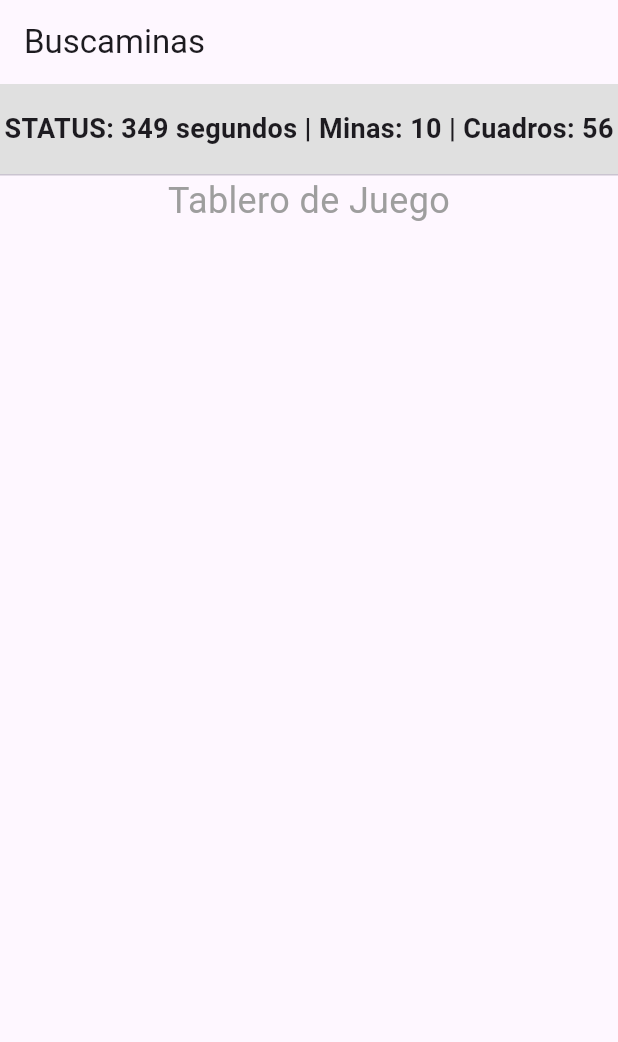
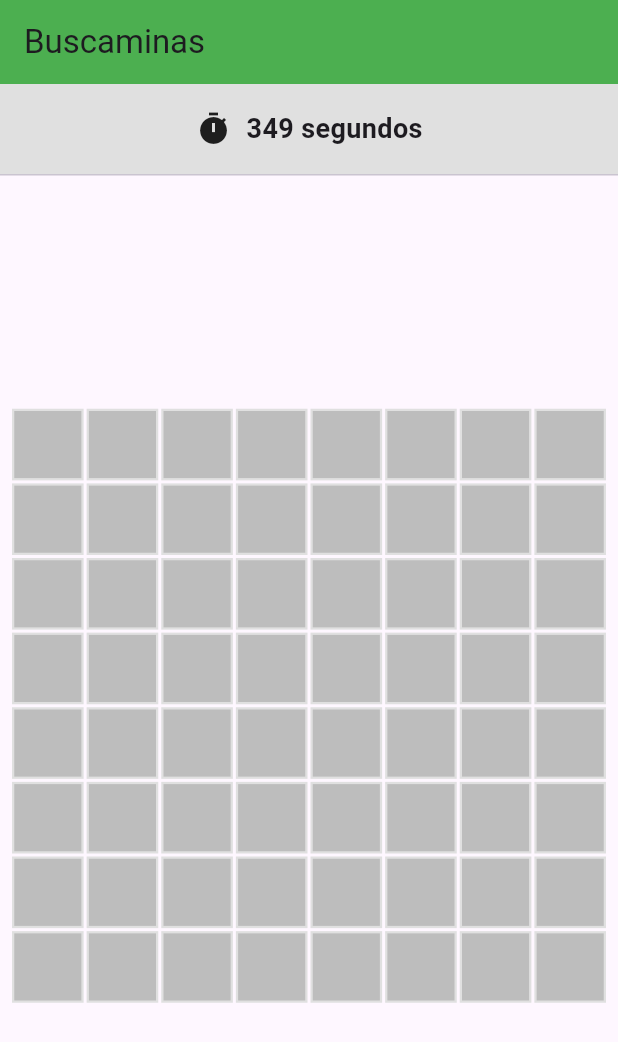
Before and after one commit to RenaLG5/3479A321_2023479013, a Flutter app: the screen it shows after launch, on a phone screen of 412 x 824 dp. Shown: the top 1042 px of the screen. Run offline on Flutter 3.47's test engine with Material 3 defaults, Android fonts, the phone set to English and light mode, and no system bars.

Commit message:
Refactorizacion del tablero creando widget minecell

```diff
--- a/lib/main.dart
+++ b/lib/main.dart
@@ -21,7 +21,10 @@ class MinesweeperScreen extends StatelessWidget {
   @override
   Widget build(BuildContext context) {
     return Scaffold(
-      appBar: AppBar(title: const Text('Buscaminas')),
+      appBar: AppBar(
+        backgroundColor: Colors.green,
+        title: const Text('Buscaminas'),
+      ),
       body: SafeArea(
         // Protege la UI de los bordes del dispositivo
         child: Column(
@@ -31,22 +34,26 @@ class MinesweeperScreen extends StatelessWidget {
             Container(
               height: 60,
               color: Colors.grey[300],
-              child: const Center(
-                child: Text(
-                  'STATUS: 349 segundos | Minas: 10 | Cuadros: 56',
-                  style: TextStyle(fontWeight: FontWeight.bold, fontSize: 18),
+              child: Center(
+                child: Row(
+                  mainAxisAlignment: MainAxisAlignment.center,
+                  children: const [
+                    Icon(Icons.timer),
+                    SizedBox(width: 10),
+                    Text(
+                      '349 segundos',
+                      style: TextStyle(
+                        fontWeight: FontWeight.bold,
+                        fontSize: 18,
+                      ),
+                    ),
+                  ],
                 ),
               ),
             ),
             const Divider(height: 1),
             // Área de Juego
-            Expanded(
-              // Expande el tablero para llenar la pantalla
-              child: Text(
-                'Tablero de Juego',
-                style: TextStyle(fontSize: 24, color: Colors.grey),
-              ),
-            ),
+            Expanded(child: _gameBoard()),
           ],
         ),
       ),
@@ -71,7 +78,7 @@ class MinesweeperScreen extends StatelessWidget {
               return Container(
                 decoration: BoxDecoration(
                   color: Colors.grey[400],
-                  border: Border.all(color: Colors.grey[600]!, width: 1.5),
+                  border: Border.all(color: Colors.grey[300]!, width: 1.5),
                 ),
               );
             },
@@ -81,3 +88,19 @@ class MinesweeperScreen extends StatelessWidget {
     );
   }
 }
+
+class MineCell extends StatelessWidget {
+  final int index;
+
+  const MineCell({super.key, required this.index});
+
+  @override
+  Widget build(BuildContext context) {
+    return Container(
+      decoration: BoxDecoration(
+        color: Colors.grey[400],
+        border: Border.all(color: Colors.grey[600]!, width: 1.5),
+      ),
+    );
+  }
+}
```
